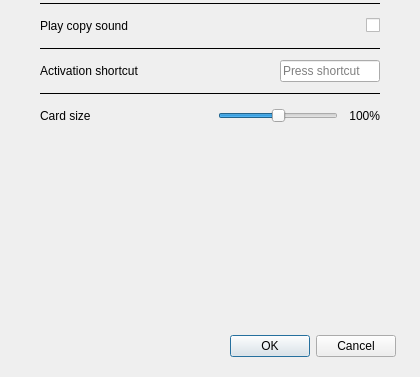
SeptemberHX/MPaste, file widget/MPasteSettingsWidget.ui: the form before one commit; both pictures show x 0 to 420 and y 183 to 560 of the 420 by 560 pixel window.
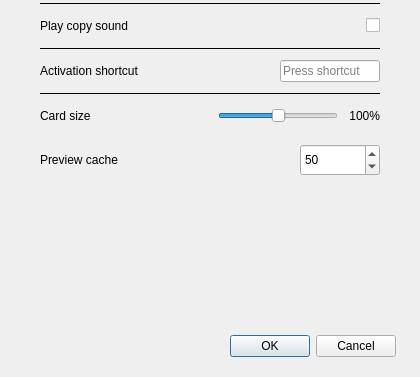
The form after the commit.

Commit message: Add thumbnail prefetch settings and rename focus

The edit to the form file:
```diff
--- a/widget/MPasteSettingsWidget.ui
+++ b/widget/MPasteSettingsWidget.ui
@@ -199,6 +199,22 @@
        </widget>
       </item>
 
+      <!-- Row 11: Preview cache -->
+      <item row="11" column="0">
+       <widget class="QLabel" name="label_preview_cache">
+        <property name="text"><string>Preview cache</string></property>
+        <property name="minimumSize"><size><width>0</width><height>44</height></size></property>
+       </widget>
+      </item>
+      <item row="11" column="1" alignment="Qt::AlignRight|Qt::AlignVCenter">
+       <widget class="QSpinBox" name="thumbnailPrefetchSpin">
+        <property name="minimumSize"><size><width>80</width><height>32</height></size></property>
+        <property name="minimum"><number>10</number></property>
+        <property name="maximum"><number>200</number></property>
+        <property name="value"><number>50</number></property>
+       </widget>
+      </item>
+
      </layout>
     </widget>
    </item>
```
The commit also changes 14 other files.
